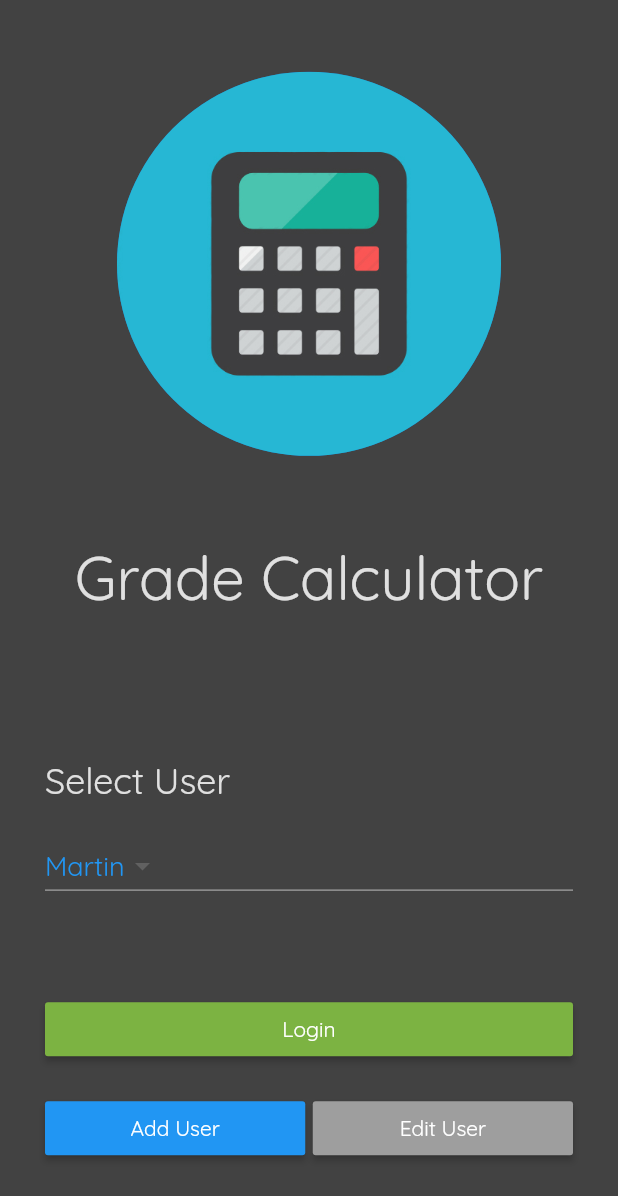
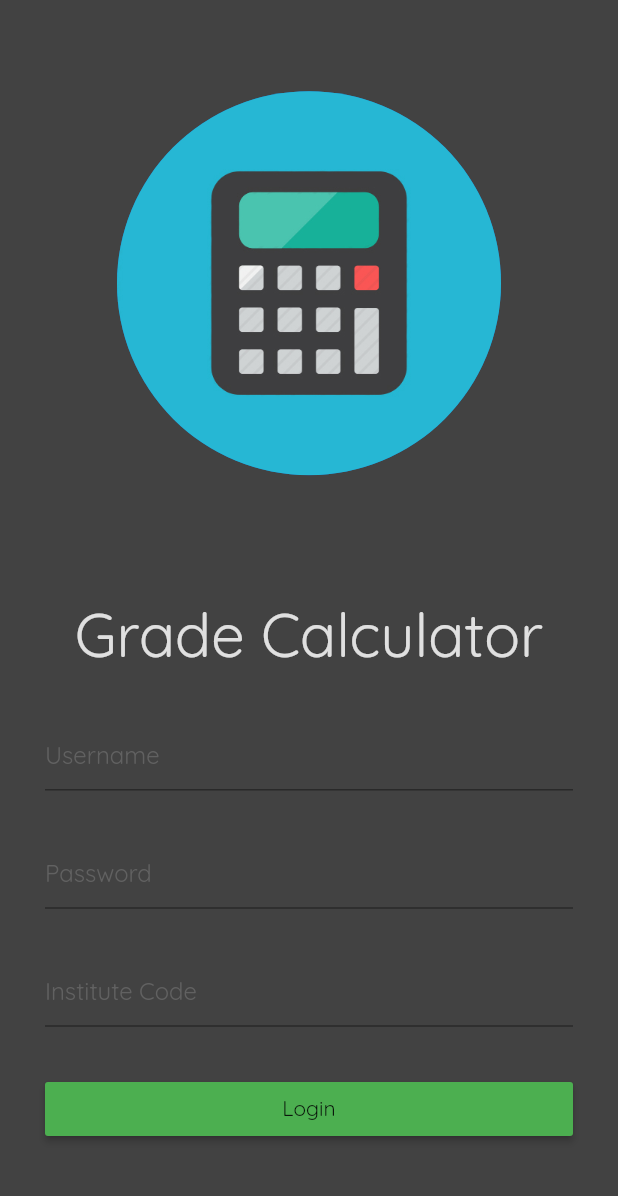
Before and after one commit to mima47/gradeCalcAndroid, a Flutter app: the screen it shows after launch, on a phone screen of 412 x 824 dp. Shown: the top 1196 px of the screen. Run offline on Flutter 3.47's test engine with Material 2 defaults, Android fonts, the phone set to English and light mode, and no system bars.

Commit message:
added textFields

```diff
--- a/lib/helpers/database_helper.dart
+++ /dev/null
@@ -1,73 +0,0 @@
-import 'dart:io';
-import 'package:path/path.dart';
-import 'package:path_provider/path_provider.dart';
-import 'package:sqflite/sqflite.dart';
-import 'package:gradecalc/models/user.dart';
-
-
-class DBProvider {
-  DBProvider._();
-  static final DBProvider db = DBProvider._();
-
-  static Database _database;
-
-  Future<Database> get database async {
-    if (_database != null)
-      return _database;
-
-    // if _database is null we instantiate it
-    _database = await initDB();
-    return _database;
-  }
-
-
-
-  initDB() async {
-    Directory documentsDirectory = await getApplicationDocumentsDirectory();
-    String path = join(documentsDirectory.path, "users.db");
-    return await openDatabase(path, version: 1, onOpen: (db) {
-    }, onCreate: (Database db, int version) async {
-      await db.execute("CREATE TABLE User ("
-          "id INTEGER PRIMARY KEY,"
-          "nick TEXT,"
-          "username TEXT,"
-          "password TEXT,"
-          "instCode TEXT"
-          ")");
-    });
-  }
-
-  newUser(User newUser) async {
-    final db = await database;
-    var res = await db.insert('User', newUser.toMap());
-    return res;
-  }
-
-  deleteDB() async {
-    final db = await database;
-    await db.delete('User');
-  }
-
-  Future<List<User>> users() async {
-    final Database db = await database;
-    final List<Map<String, dynamic>> maps = await db.query('User');
-    return List.generate(maps.length, (i) {
-      return User(
-        id: maps[i]['id'],
-        nick: maps[i]['nick'],
-        username: maps[i]['username'],
-        password: maps[i]['password'],
-        instCode: maps[i]['instCode']
-      );
-    });
-  }
-
-  Future<List<User>> getAllPersons() async {
-    final db = await database;
-    var response = await db.query("User");
-    List<User> list = response.map((c) => User.fromMap(c)).toList();
-    print(list);
-    return list;
-
-  }
-}
--- a/lib/main.dart
+++ b/lib/main.dart
@@ -1,10 +1,9 @@
 import 'package:flutter/material.dart';
-import 'package:gradecalc/screens/add_user.dart';
 import 'package:gradecalc/screens/login_screen.dart';
 
 void main() => runApp(MaterialApp(
   routes: {
     '/': (context) => LoginScreen(),
-    '/addUser': (context) => AddUser()
+
   },
 ));
--- a/lib/models/user.dart
+++ /dev/null
@@ -1,25 +0,0 @@
-class User{
-  final int id;
-  final String nick;
-  final String username;
-  final String password;
-  final String instCode;
-
-  User({this.id,this.nick, this.username, this.password, this.instCode});
-
-  factory User.fromMap(Map<String, dynamic> json) => new User(
-    id: json['id'],
-    nick: json['nick'],
-    username: json['username'],
-    password: json['password'],
-    instCode: json['instCode'],
-  );
-
-  Map<String, dynamic> toMap() => {
-    'id': id,
-    'nick': nick,
-    'username': username,
-    'password': password,
-    'instCode': instCode
-  };
-}
--- a/lib/screens/login_screen.dart
+++ b/lib/screens/login_screen.dart
@@ -1,7 +1,4 @@
 import 'package:flutter/material.dart';
-import 'package:gradecalc/helpers/database_helper.dart';
-import 'package:gradecalc/db_test.dart' as dbTest;
-import 'package:gradecalc/models/user.dart';
 
 class LoginScreen extends StatefulWidget {
   @override
@@ -10,19 +7,9 @@ class LoginScreen extends StatefulWidget {
 
 class _LoginScreenState extends State<LoginScreen> {
 
-  String userValue = 'Martin';
-  List<String> list;
-
-  @override
-  void initState(){
-    // TODO: implement initState
-    super.initState();
-  }
-
-//  void getList() async {
-//    list = await DBProvider.db.getNicknames();
-//    print(list);
-//  }
+  String user;
+  String password;
+  String instCode;
 
   @override
   Widget build(BuildContext context) {
@@ -55,84 +42,67 @@ class _LoginScreenState extends State<LoginScreen> {
                   ),
                 ),
               ),
-              SizedBox(height: 60),
-              Text(
-                'Select User',
+              TextField(
+                decoration: InputDecoration(
+                  hintText: 'Username',
+                  hintStyle: TextStyle(
+                    fontFamily: 'Quicksand',
+                    color: Colors.grey[700]
+                  ),
+                ),
                 style: TextStyle(
                   fontFamily: 'Quicksand',
-                  fontSize: 24,
                   color: Colors.grey[300]
                 ),
+                onChanged: (String str) {
+                  user = str;
+                },
               ),
-              DropdownButton<String>(
-                value: userValue,
+              TextField(
+                decoration: InputDecoration(
+                  hintText: 'Password',
+                  hintStyle: TextStyle(
+                      fontFamily: 'Quicksand',
+                      color: Colors.grey[700]
+                  ),
+                ),
                 style: TextStyle(
-                  color: Colors.blue,
-                  fontSize: 18,
-                  fontFamily: 'Quicksand'
+                    fontFamily: 'Quicksand',
+                    color: Colors.grey[300]
                 ),
-                onChanged: (String newValue) {
-                  setState(() {
-                    userValue = newValue;
-                  });
+                onChanged: (String str){
+                  password = str;
                 },
-                items: <String>['Martin']
-                    .map<DropdownMenuItem<String>>((String value) {
-                  return DropdownMenuItem<String>(
-                    value: value,
-                    child: Text(value),
-                  );
-                }).toList(),
               ),
-              SizedBox(height: 25),
+              TextField(
+                decoration: InputDecoration(
+                  hintText: 'Institute Code',
+                  hintStyle: TextStyle(
+                      fontFamily: 'Quicksand',
+                      color: Colors.grey[700]
+                  ),
+                ),
+                style: TextStyle(
+                    fontFamily: 'Quicksand',
+                    color: Colors.grey[300]
+                ),
+                onChanged: (String str){
+                  instCode = str;
+                },
+              ),
               RaisedButton(
-                onPressed: (){},
+                onPressed: () {
+                  print(user);
+                  print(password);
+                  print(instCode);
+                },
                 child: Text(
                   'Login',
                   style: TextStyle(
-                    fontFamily: 'Quicksand',
-                    color: Colors.white,
+                    fontFamily: 'Quicksand'
                   ),
                 ),
-                color: Colors.lightGreen[600],
-              ),
-              Row(
-                children: <Widget>[
-                  Expanded(
-                    flex: 1,
-                    child: RaisedButton(
-                      onPressed: () async {
-                        await Navigator.pushNamed(context, '/addUser');
-                      },
-                      child: Text(
-                          'Add User',
-                        style: TextStyle(
-                          fontFamily: 'Quicksand',
-                          color: Colors.white
-                        ),
-                      ),
-                      color: Colors.blue,
-                    ),
-                  ),
-                  SizedBox(width: 5),
-                  Expanded(
-                    flex: 1,
-                    child: RaisedButton(
-                      onPressed: () {
-                        dbTest.main();
-//                        DBProvider.db.deleteDB();
-                      },
-                      child: Text(
-                          'Edit User',
-                        style: TextStyle(
-                          fontFamily: 'Quicksand',
-                          color: Colors.white,
-                        ),
-                      ),
-                      color: Colors.grey,
-                    ),
-                  ),
-                ],
+                color: Colors.green,
               )
             ],
           ),
@@ -141,8 +111,3 @@ class _LoginScreenState extends State<LoginScreen> {
     );
   }
 }
-
-Future<void> users() async {
-  dynamic test = await DBProvider.db.getAllPersons();
-  print(await test);
-}
```
Also changed, not shown: lib/db_test.dart (deleted, +0 -139 lines), lib/screens/add_user.dart (deleted, +0 -168 lines), 3 other files.
